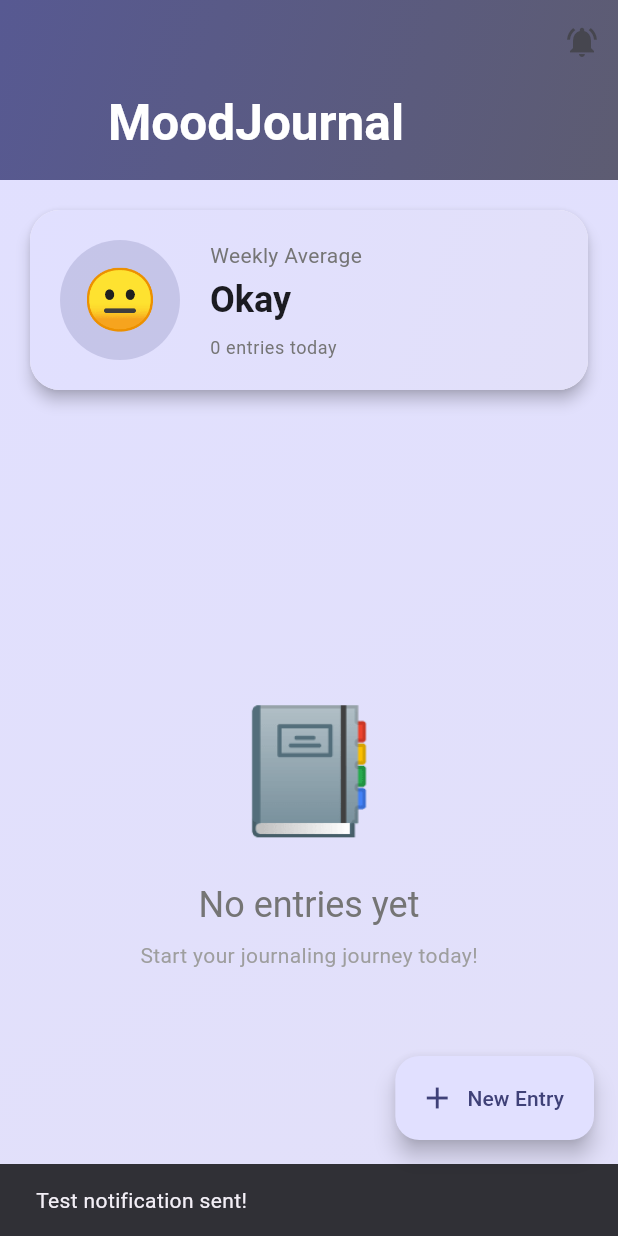
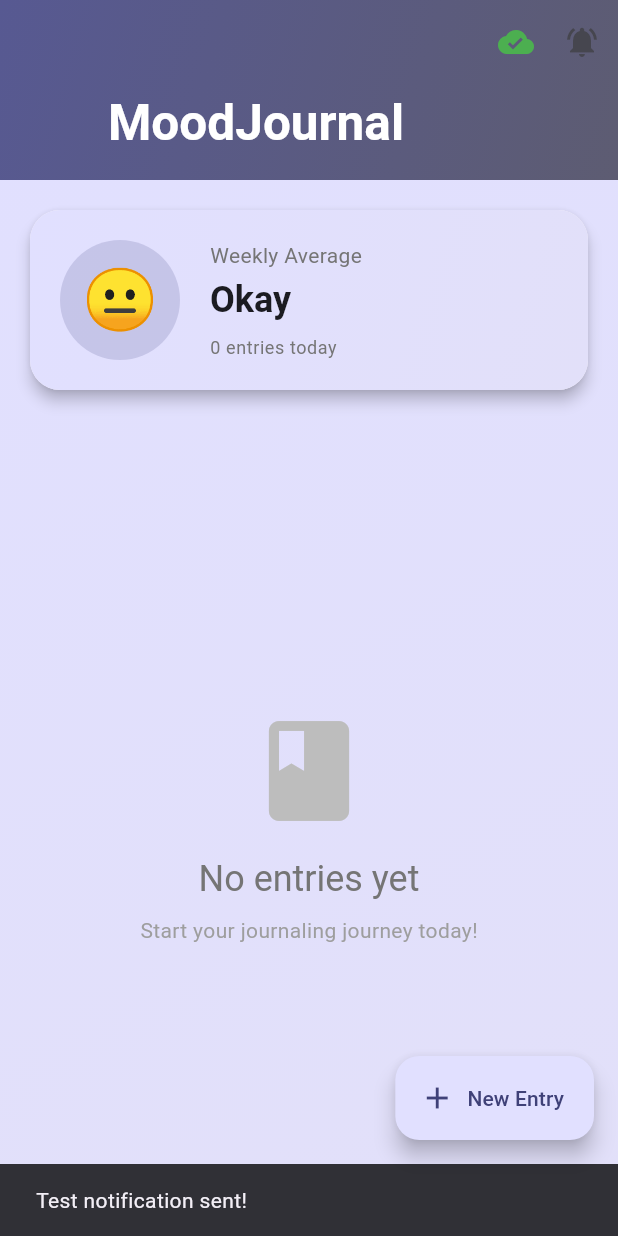
Before and after one commit to KyleFarrugia2/MoodJournall, a Flutter app: the screen it shows after launch, after a tap on the "notifications active" icon, on a phone screen of 412 x 824 dp. Run offline on Flutter 3.47's test engine with Material 3 defaults, Android fonts, the phone set to English and light mode, and no system bars; our stand-ins replace firebase_analytics, firebase_core, fl_chart, flutter_local_notifications, geolocator, sqflite and 2 more; accounts and stored records are empty.

Commit message:
MOODJOURNAL PUBLISH

```diff
--- a/lib/main.dart
+++ b/lib/main.dart
@@ -13,16 +13,18 @@ void main() async {
 
   await DatabaseHelper.initializeDatabaseFactory();
 
-  if (Platform.isAndroid || Platform.isIOS) {
-    try {
+  try {
+    if (Platform.isAndroid || Platform.isIOS) {
       await Firebase.initializeApp();
       debugPrint('Firebase initialized successfully');
-    } catch (e) {
-      debugPrint('Firebase initialization skipped (optional): $e');
-      debugPrint('App will continue without Firebase Analytics');
+      debugPrint('Firebase is connected and ready');
+    } else {
+      debugPrint('Firebase Analytics not available on Windows/Web/Linux');
+      debugPrint('App will work without Firebase on desktop platforms');
     }
-  } else {
-    debugPrint('Firebase Analytics not available on Windows/Web/Linux');
+  } catch (e) {
+    debugPrint('Firebase initialization failed: $e');
+    debugPrint('App will continue without Firebase Analytics');
   }
 
   await NotificationService.instance.initialize();
--- a/lib/screens/add_edit_journal_screen.dart
+++ b/lib/screens/add_edit_journal_screen.dart
@@ -287,7 +287,7 @@ class _AddEditJournalScreenState extends State<AddEditJournalScreen> {
                                 padding: const EdgeInsets.all(12),
                                 decoration: BoxDecoration(
                                   color: isSelected
-                                      ? mood.colorValue.withOpacity(0.2)
+                                      ? mood.colorValue.withValues(alpha: 0.2)
                                       : Colors.transparent,
                                   borderRadius: BorderRadius.circular(12),
                                   border: Border.all(
--- a/lib/screens/home_screen.dart
+++ b/lib/screens/home_screen.dart
@@ -87,6 +87,21 @@ class _HomeScreenState extends State<HomeScreen> {
                       ),
                     ),
                     actions: [
+                      Semantics(
+                        label: 'Firebase connection status',
+                        child: Builder(
+                          builder: (context) {
+                            final isConnected = AnalyticsService.instance.isConnected;
+                            return Padding(
+                              padding: const EdgeInsets.all(8.0),
+                              child: Icon(
+                                isConnected ? Icons.cloud_done : Icons.cloud_off,
+                                color: isConnected ? Colors.green : Colors.grey,
+                              ),
+                            );
+                          },
+                        ),
+                      ),
                       Semantics(
                         label: 'Test notification button',
                         button: true,
@@ -254,7 +269,7 @@ class _HomeScreenState extends State<HomeScreen> {
                 height: 80,
                 decoration: BoxDecoration(
                   shape: BoxShape.circle,
-                  color: Theme.of(context).colorScheme.primary.withOpacity(0.2),
+                  color: Theme.of(context).colorScheme.primary.withValues(alpha: 0.2),
                 ),
                 child: Center(
                   child: Text(
@@ -372,7 +387,7 @@ class _HomeScreenState extends State<HomeScreen> {
                           color: Theme.of(context)
                               .colorScheme
                               .primary
-                              .withOpacity(0.1),
+                              .withValues(alpha: 0.1),
                         ),
                       ),
                     ],
@@ -418,7 +433,7 @@ class _HomeScreenState extends State<HomeScreen> {
                     Container(
                       padding: const EdgeInsets.all(8),
                       decoration: BoxDecoration(
-                        color: entry.mood.colorValue.withOpacity(0.2),
+                        color: entry.mood.colorValue.withValues(alpha: 0.2),
                         borderRadius: BorderRadius.circular(12),
                       ),
                       child: Text(
@@ -511,9 +526,10 @@ class _HomeScreenState extends State<HomeScreen> {
         children: [
           Semantics(
             label: 'Journal icon',
-            child: Text(
-              '📔',
-              style: const TextStyle(fontSize: 80),
+            child: Icon(
+              Icons.book,
+              size: 80,
+              color: Colors.grey[400],
             ),
           ),
           const SizedBox(height: 16),
@@ -620,7 +636,7 @@ class _HomeScreenState extends State<HomeScreen> {
       await AnalyticsService.instance.logNotificationScheduled();
       await NotificationService.instance.showInstantNotification(
         title: 'Daily Journal Reminder',
-        body: 'Don\'t forget to write in your journal today! 📔',
+        body: 'Don\'t forget to write in your journal today!',
       );
       if (!mounted) return;
       ScaffoldMessenger.of(context).showSnackBar(
--- a/lib/services/analytics_service.dart
+++ b/lib/services/analytics_service.dart
@@ -1,6 +1,5 @@
 import 'package:firebase_analytics/firebase_analytics.dart';
-import 'package:flutter/foundation.dart' show debugPrint, kIsWeb;
-import 'dart:io' show Platform;
+import 'package:flutter/foundation.dart' show debugPrint;
 import '../models/journal_entry.dart';
 
 class AnalyticsService {
@@ -10,18 +9,29 @@ class AnalyticsService {
   AnalyticsService._init();
 
   Future<void> initialize() async {
-    if (kIsWeb || (!kIsWeb && (Platform.isWindows || Platform.isLinux || Platform.isMacOS))) {
-      debugPrint('Firebase Analytics not available on desktop/web platforms');
-      _analytics = null;
-      return;
-    }
     try {
       _analytics = FirebaseAnalytics.instance;
       debugPrint('Firebase Analytics initialized successfully');
+      debugPrint('Analytics service is ready to track events');
+
+      try {
+        await _analytics!.logEvent(name: 'app_opened');
+        debugPrint('Test analytics event sent successfully');
+      } catch (e) {
+        debugPrint('Could not send test event: $e');
+      }
     } catch (e) {
       debugPrint('Firebase Analytics initialization failed: $e');
       debugPrint('Analytics events will not be tracked');
       _analytics = null;
+    }
+  }
+
+  bool get isConnected {
+    try {
+      return _analytics != null;
+    } catch (e) {
+      return false;
     }
   }
 
--- a/lib/services/notification_service.dart
+++ b/lib/services/notification_service.dart
@@ -76,7 +76,7 @@ class NotificationService {
       await _notifications.zonedSchedule(
         999,
         'Daily Journal Reminder',
-        'Don\'t forget to write in your journal today! 📔',
+        'Don\'t forget to write in your journal today!',
         tzDateTime,
         const NotificationDetails(
           android: AndroidNotificationDetails(
```
